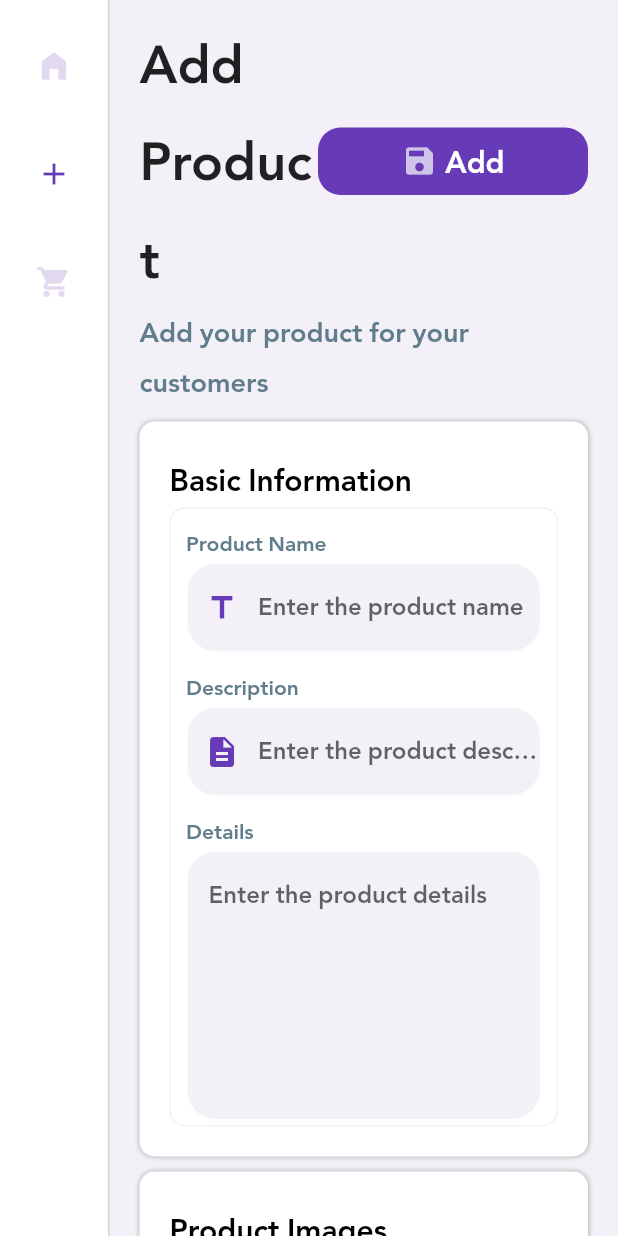
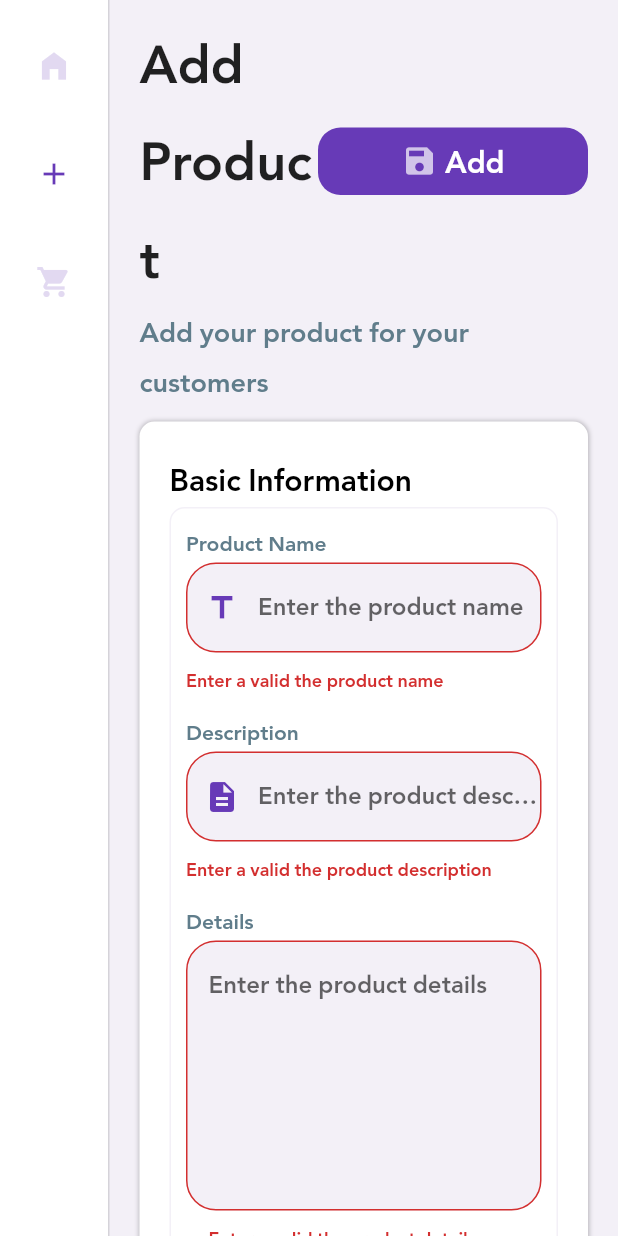
Before and after one commit to amrsheeka/shop_admin, a Flutter app: the screen it shows after launch, after a tap on "Add", on a phone screen of 412 x 824 dp. Run offline on Flutter 3.47's test engine with Material 2 defaults, Android fonts, the phone set to English and light mode, and no system bars; our stand-ins replace cloud_firestore, conditional_builder_null_safety, file_picker, firebase_core, firebase_storage, flutter_bloc and 2 more; missing offline and left inert: universal_html; accounts and stored records are empty.

Commit message:
complete add products

```diff
--- a/lib/core/models/product_model.dart
+++ b/lib/core/models/product_model.dart
@@ -9,6 +9,10 @@ class ProductModel{
   late double rate = 0;
   late int numberOfRatings=0;
   List<dynamic>images=[];
+
+  ProductModel(this.name, this.description, this.details, this.type, this.price,
+      this.oldPrice, this.images);
+
   ProductModel.fromJson({required json}){
     id=json['id'];
     name=json['name'];
--- a/lib/core/networks/common_repos/image_repo.dart
+++ b/lib/core/networks/common_repos/image_repo.dart
@@ -11,7 +11,7 @@ class ImageRepo{
     );
     return pickedImage;
   }
-  static Future<String?> uploadImage (String id,pickedImage)async {
+  static Future<String?> uploadImage (String id,FilePickerResult pickedImage)async {
     String? res;
     try{
       Uint8List? uploadFile = pickedImage.files.single.bytes;
@@ -25,7 +25,7 @@ class ImageRepo{
         });
       }
     }catch(error){
-      return null;
+      throw 'Failed to upload the image ${pickedImage.files.single.name}';
     }
     return res;
 
--- a/lib/features/add_product/presentation/cubit/error_states.dart
+++ b/lib/features/add_product/presentation/cubit/error_states.dart
@@ -9,3 +9,6 @@ class AddImageErrorState extends AddProductErrorState{
 class AddCategoryErrorState extends AddProductErrorState{
   AddCategoryErrorState(super.message);
 }
+class UploadProductErrorState extends AddProductErrorState{
+  UploadProductErrorState(super.message);
+}
--- a/lib/features/add_product/presentation/cubit/states.dart
+++ b/lib/features/add_product/presentation/cubit/states.dart
@@ -1,3 +1,5 @@
+import '../../../../core/models/product_model.dart';
+
 abstract class AddProductState{}
 class InitialState extends AddProductState{}
 class PickImageSuccessState extends AddProductState{}
@@ -5,4 +7,10 @@ class AddImageLoadingState extends AddProductState{}
 class AddImageSuccessState extends AddProductState{}
 class AddCategoryLoadingState extends AddProductState{}
 class AddCategorySuccessState extends AddProductState{}
+class UploadProductLoadingState extends AddProductState{}
+class UploadProductSuccessState extends AddProductState{
+  late ProductModel productModel;
+  UploadProductSuccessState(this.productModel);
+}
 class ChangeCategoryState extends AddProductState{}
+class FormResetState extends AddProductState{}
--- a/lib/features/add_product/presentation/views/add_product_screen.dart
+++ b/lib/features/add_product/presentation/views/add_product_screen.dart
@@ -1,4 +1,5 @@
 
+import 'package:conditional_builder_null_safety/conditional_builder_null_safety.dart';
 import 'package:flutter/material.dart';
 import 'package:flutter_bloc/flutter_bloc.dart';
 import 'package:shop_admin/core/utils/text_styles.dart';
@@ -14,37 +15,68 @@ import '../../../../core/utils/constants.dart';
 import '../../../../core/utils/styles.dart';
 import '../../../../core/widgets/default_button.dart';
 
-class AddProductScreen extends StatelessWidget {
+class AddProductScreen extends StatefulWidget {
   const AddProductScreen({Key? key}) : super(key: key);
 
   @override
-  Widget build(BuildContext context) {
-    double width = MediaQuery.of(context).size.width;
+  State<AddProductScreen> createState() => _AddProductScreenState();
+}
+
+class _AddProductScreenState extends State<AddProductScreen> {
+  bool validate = true;
+  var formKey = GlobalKey<FormState>();
   TextEditingController name = TextEditingController();
   TextEditingController description = TextEditingController();
   TextEditingController details = TextEditingController();
   TextEditingController categoryName = TextEditingController();
   TextEditingController price = TextEditingController();
   TextEditingController oldPrice = TextEditingController();
+  late AddProductCubit cubit;
+  @override
+  Widget build(BuildContext context) {
+    double width = MediaQuery.of(context).size.width;
     return BlocProvider(
       create: (BuildContext context)=>AddProductCubit(),
       child: BlocConsumer<AddProductCubit,AddProductState>(
         builder: (context, state) {
+          cubit = AddProductCubit.get(context);
           return SingleChildScrollView(
             child: Padding(
               padding: Styles.mainPadding,
+              child: Form(
+                key: formKey,
                 child: Column(
                   crossAxisAlignment: CrossAxisAlignment.start,
                   children: [
                     Row(
                       children: [
                         Expanded(child: Text('Add Product',style: TextStyles.header,)),
-                      defaultButton(
+                        ConditionalBuilder(
+                            condition: state is !UploadProductLoadingState,
+                            builder: (context) => defaultButton(
                               onPressed: (){
-
+                                setState(() {
+                                  if(!formKey.currentState!.validate()){
+                                    validate=false;
+                                  }
+                                });
+                                if(formKey.currentState!.validate()
+                                    && cubit.selectedCategory!=null
+                                    && cubit.pickerResults.isNotEmpty){
+                                  cubit.addProduct(
+                                      name: name.text,
+                                      description: description.text,
+                                      details: details.text,
+                                      type: cubit.selectedCategory.toString(),
+                                      price: double.parse(price.text),
+                                      oldPrice: double.parse(price.text)
+                                  );
+                                }
                               },
                               text: 'Add',
                               icon:  Icon(Icons.save,color: Styles.iconsColor,),
+                            ),
+                            fallback: (context) => const Center(child: CircularProgressIndicator()),
                         ),
                       ],
                     ),
@@ -52,7 +84,10 @@ class AddProductScreen extends StatelessWidget {
                     Padding(
                       padding: const EdgeInsets.symmetric(vertical: 10.0),
                       child: SizedBox(
-                      height: width>Constants.tabletWidth?700:1200,
+                        height: validate?
+                        (width>Constants.tabletWidth?730:1220)
+                            :(width>Constants.tabletWidth?820:1430),
+
                         child: Column(
                           children: [
                             Expanded(
@@ -87,7 +122,7 @@ class AddProductScreen extends StatelessWidget {
                             ),
                             const SizedBox(height: 10),
                             SizedBox(
-                            height: 200,
+                              height: 235,
                                 child: Price(price: price, oldPrice: oldPrice,)
                             ),
                           ],
@@ -97,11 +132,23 @@ class AddProductScreen extends StatelessWidget {
                   ],
                 ),
               ),
+            ),
           );
         },
         listener: (context, state) {
           if(state is AddProductErrorState){
             showToast(message: state.message, type: ToastType.WARNING);
+          }else if(state is UploadProductSuccessState){
+            showToast(message: 'Product ${state.productModel.name} added successfully', type: ToastType.SUCCESS);
+             setState(() {
+               name = TextEditingController();
+               description = TextEditingController();
+               details = TextEditingController();
+               categoryName = TextEditingController();
+               price = TextEditingController();
+               oldPrice = TextEditingController();
+             });
+            cubit.resetImages();
           }
         },
       ),
--- a/lib/features/add_product/presentation/views/widgets/basic_information.dart
+++ b/lib/features/add_product/presentation/views/widgets/basic_information.dart
@@ -35,6 +35,12 @@ class BasicInformation extends StatelessWidget {
                       Text('Product Name',style: TextStyles.subtitle,),
                       defaultFormField(
                         label: 'Enter the product name',
+                        validator: (value){
+                          if(value!.isEmpty){
+                            return 'Enter a valid the product name';
+                          }
+                          return null;
+                        },
                         controller: name,
                         prefixIcon: const Icon(Icons.title)
                       ),
@@ -42,15 +48,34 @@ class BasicInformation extends StatelessWidget {
                       Text('Description',style: TextStyles.subtitle,),
                       defaultFormField(
                           label: 'Enter the product description',
+                          validator: (value){
+                            if(value!.isEmpty){
+                              return 'Enter a valid the product description';
+                            }
+                            return null;
+                          },
                           controller: description,
                           prefixIcon: const Icon(Icons.description)
                       ),
                       const SizedBox(height: 10,),
-                      Text('Details',style: TextStyles.subtitle,),
-                      defaultFormField(
-                        label: 'Enter the product details',
-                        controller: details,
-                        maxLines: 5
+                      Expanded(
+                        child: Column(
+                          crossAxisAlignment: CrossAxisAlignment.start,
+                          children: [
+                            Text('Details',style: TextStyles.subtitle,),
+                            defaultFormField(
+                              label: 'Enter the product details',
+                                validator: (value){
+                                  if(value!.isEmpty){
+                                    return 'Enter a valid the product details';
+                                  }
+                                  return null;
+                                },
+                              controller: details,
+                              maxLines: 5
+                            ),
+                          ],
+                        ),
                       ),
                     ],
                   ),
--- a/lib/features/add_product/presentation/views/widgets/category.dart
+++ b/lib/features/add_product/presentation/views/widgets/category.dart
@@ -14,6 +14,7 @@ class Category extends StatelessWidget {
   const Category({Key? key, required this.categoryName}) : super(key: key);
   @override
   Widget build(BuildContext context) {
+    var formKey = GlobalKey<FormState>();
     return BlocConsumer<AddProductCubit,AddProductState>(
         builder: (context, state) {
           AddProductCubit cubit = AddProductCubit.get(context);
@@ -90,7 +91,9 @@ class Category extends StatelessWidget {
                                 }),
                             const SizedBox(height: 10,),
                             Text('Add New Category',style: TextStyles.subtitle,),
-                            Row(
+                            Form(
+                              key: formKey,
+                              child: Row(
                                 children: [
                                   Expanded(
                                     child: defaultFormField(
@@ -111,6 +114,7 @@ class Category extends StatelessWidget {
                                   ),
                                 ],
                               ),
+                            ),
 
                           ],
                         ),
--- a/lib/features/add_product/presentation/views/widgets/price.dart
+++ b/lib/features/add_product/presentation/views/widgets/price.dart
@@ -39,6 +39,12 @@ class Price extends StatelessWidget {
                             Text('Product Price',style: TextStyles.subtitle,),
                             defaultFormField(
                                 label: 'Enter the product price',
+                                validator: (value){
+                                  if(value!.isEmpty){
+                                    return 'Enter a valid product price';
+                                  }
+                                  return null;
+                                },
                                 controller: price,
                                 prefixIcon: const Icon(Icons.price_check),
                                 digital:true
@@ -53,9 +59,15 @@ class Price extends StatelessWidget {
                         child: Column(
                           crossAxisAlignment: CrossAxisAlignment.start,
                           children: [
-                            Text('Product Old Price',style: TextStyles.subtitle,),
+                            Text('Old Price',style: TextStyles.subtitle,),
                             defaultFormField(
                                 label: 'Enter the product old price',
+                                validator: (value){
+                                  if(value!.isEmpty){
+                                    return 'Enter a valid product old price';
+                                  }
+                                  return null;
+                                },
                                 controller: oldPrice,
                                 prefixIcon: const Icon(Icons.price_change),
                                 keyboardType: TextInputType.number,
--- a/lib/features/main_layout/presentation/cubit/main_layout_cubit.dart
+++ b/lib/features/main_layout/presentation/cubit/main_layout_cubit.dart
@@ -22,7 +22,6 @@ class MainLayoutCubit extends Cubit<MainLayoutState>{
     emit(GetCategoriesLoadingState());
     try{
       Constants.categories = await CategoriesRepo.getCategories();
-      print(Constants.categories);
       emit(GetCategoriesSuccessState());
     }catch(error){
       print(error);
```
Also changed, not shown: lib/features/add_product/data/repos/add_product_repo.dart (added, +29 -0 lines), lib/features/add_product/presentation/cubit/add_product_cubit.dart (+46 -26 lines). Lines whose indentation alone changed are shown as unchanged.
